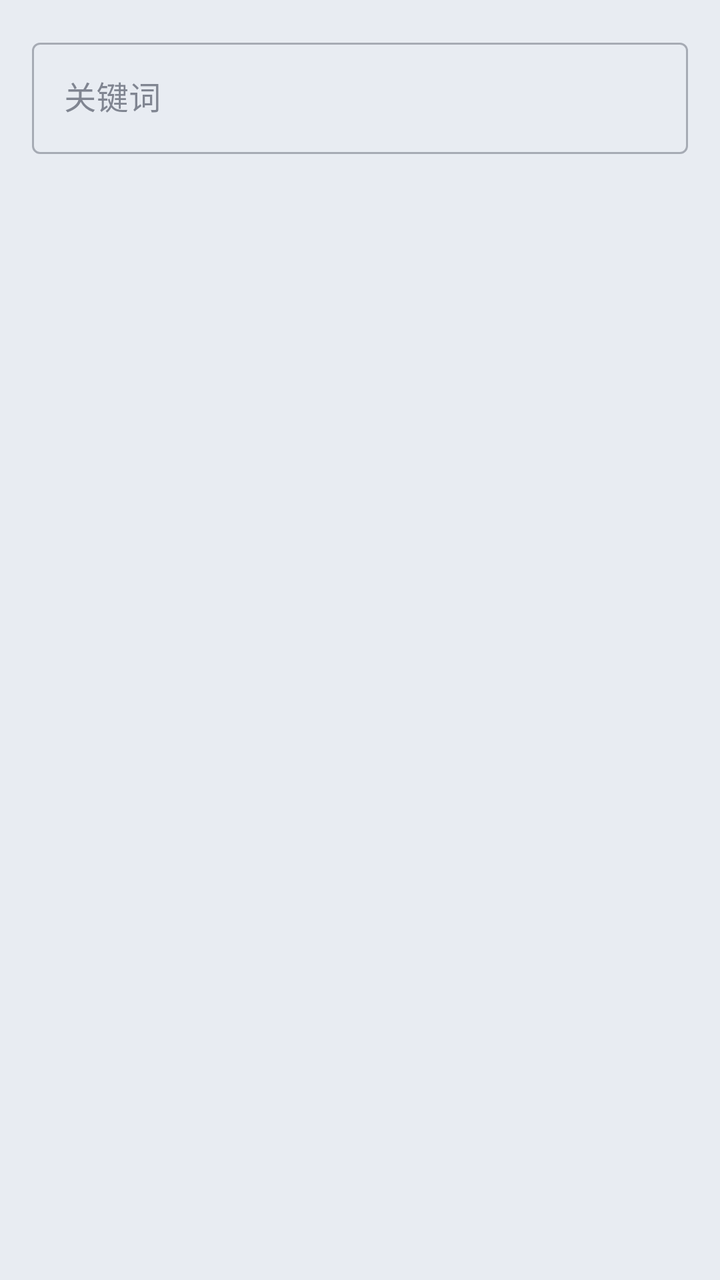
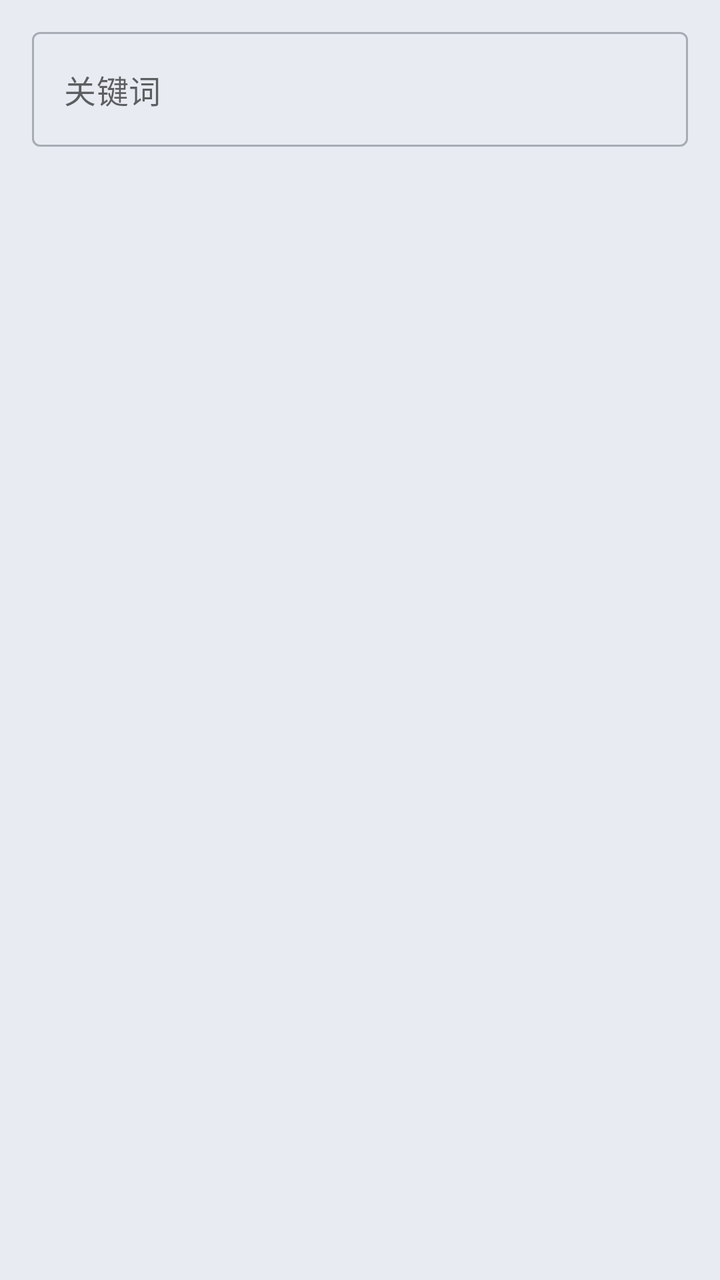

Compare the two renders of this Android layout. The source of the first and the diff that turns it into the second are given below.
<!-- AndroidManifest.xml: application theme Theme.EchoLink -->
<!-- res/layout/dialog_input_single.xml -->
<?xml version="1.0" encoding="utf-8"?>
<LinearLayout xmlns:android="http://schemas.android.com/apk/res/android"
    android:layout_width="match_parent"
    android:layout_height="wrap_content"
    android:orientation="vertical"
    android:padding="16dp">

    <com.google.android.material.textfield.TextInputLayout
        android:layout_width="match_parent"
        android:layout_height="wrap_content"
        style="@style/Widget.MaterialComponents.TextInputLayout.OutlinedBox">

        <com.google.android.material.textfield.TextInputEditText
            android:id="@+id/etInput"
            android:layout_width="match_parent"
            android:layout_height="wrap_content"
            android:hint="关键词"
            android:inputType="text"
            android:singleLine="true" />
    </com.google.android.material.textfield.TextInputLayout>
</LinearLayout>
<!-- resources referenced by this layout -->
<resources>
  <style name="Theme.EchoLink" parent="Theme.MaterialComponents.DayNight.NoActionBar">
          <item name="colorPrimary">@color/brand_primary</item>
          <item name="colorPrimaryVariant">@color/brand_primary_dark</item>
          <item name="colorOnPrimary">@color/on_primary</item>
          <item name="colorSecondary">@color/secondary</item>
          <item name="colorOnSecondary">@color/on_secondary</item>
          <item name="colorSurface">@color/surface</item>
          <item name="colorOnSurface">@color/on_surface</item>
          <item name="colorError">@color/error</item>
          <item name="android:colorBackground">@color/background</item>
          <item name="colorOnBackground">@color/on_surface</item>
          <item name="colorControlNormal">@color/on_surface_variant</item>
          <item name="colorControlActivated">@color/brand_primary</item>
          <item name="android:windowBackground">@color/background</item>
          
          <item name="android:statusBarColor">@android:color/transparent</item>
          <item name="android:navigationBarColor">@android:color/transparent</item>
          <item name="android:windowLightStatusBar">true</item>
          <item name="android:windowLightNavigationBar">true</item>
          
          <item name="alertDialogTheme">@style/Theme.EchoLink.Dialog</item>
          <item name="dialogTheme">@style/Theme.EchoLink.Dialog</item>
          <item name="materialAlertDialogTheme">@style/Theme.EchoLink.Dialog</item>
      </style>
  <color name="brand_primary">#4a8fe7</color>
  <color name="brand_primary_dark">#3a7fd7</color>
  <color name="on_primary">#FFFFFF</color>
  <color name="secondary">#4a8fe7</color>
  <color name="on_secondary">#FFFFFF</color>
  <color name="surface">@color/neu_base</color>
  <color name="on_surface">#3A4150</color>
  <color name="error">#E8645F</color>
  <color name="background">@color/neu_base</color>
  <color name="on_surface_variant">#8B94A3</color>
  <style name="Theme.EchoLink.Dialog" parent="ThemeOverlay.MaterialComponents.Dialog.Alert">
          <item name="colorSurface">@color/chat_bg</item>
          <item name="colorSurfaceVariant">@color/chat_bg</item>
          <item name="colorOnSurface">@color/on_surface</item>
          <item name="android:windowBackground">@color/chat_bg</item>
          <item name="android:background">@color/chat_bg</item>
          <item name="android:colorBackground">@color/chat_bg</item>
          <item name="colorPrimary">@color/brand_primary</item>
          <item name="colorOnPrimary">@color/on_primary</item>
          <item name="android:textColorPrimary">@color/on_surface</item>
          <item name="android:textColor">@color/on_surface</item>
          <item name="android:windowIsFloating">true</item>
      </style>
  <color name="neu_base">#E8ECF2</color>
  <color name="chat_bg">@color/neu_base</color>
</resources>

<!-- the commit's change to res/layout/dialog_input_single.xml (unified diff, before → after) -->
@@ -1,5 +1,6 @@
 <?xml version="1.0" encoding="utf-8"?>
 <LinearLayout xmlns:android="http://schemas.android.com/apk/res/android"
+    xmlns:app="http://schemas.android.com/apk/res-auto"
     android:layout_width="match_parent"
     android:layout_height="wrap_content"
     android:orientation="vertical"
@@ -8,7 +9,8 @@
     <com.google.android.material.textfield.TextInputLayout
         android:layout_width="match_parent"
         android:layout_height="wrap_content"
-        style="@style/Widget.MaterialComponents.TextInputLayout.OutlinedBox">
+        style="@style/Widget.MaterialComponents.TextInputLayout.OutlinedBox"
+        app:hintEnabled="false">
 
         <com.google.android.material.textfield.TextInputEditText
             android:id="@+id/etInput"
